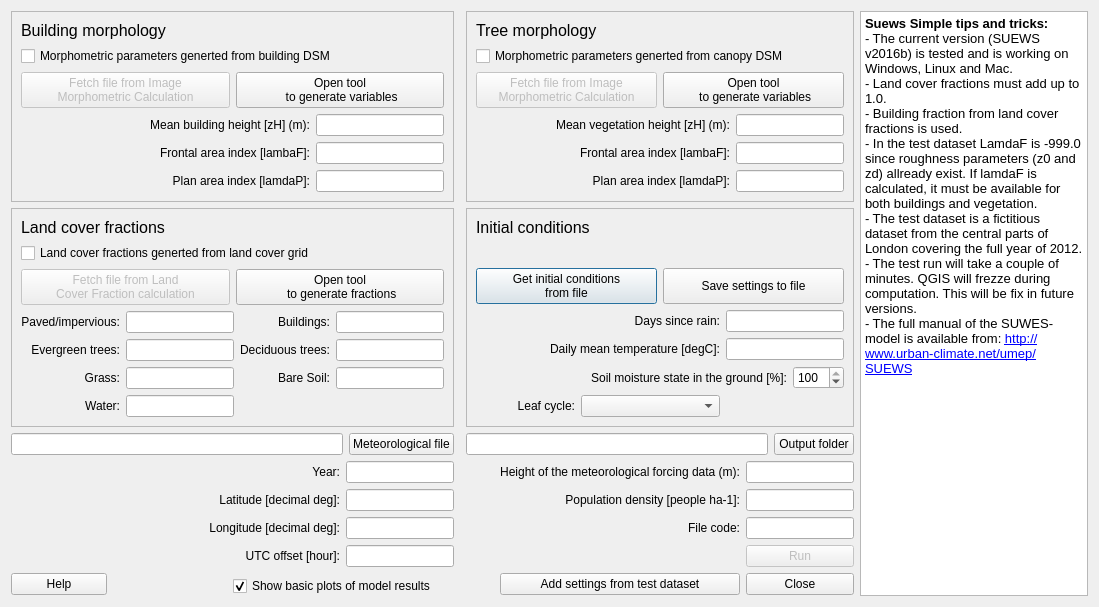
UMEP-dev/UMEP, file SuewsSimple/suews_simple_dialog_base.ui: the form before one commit.
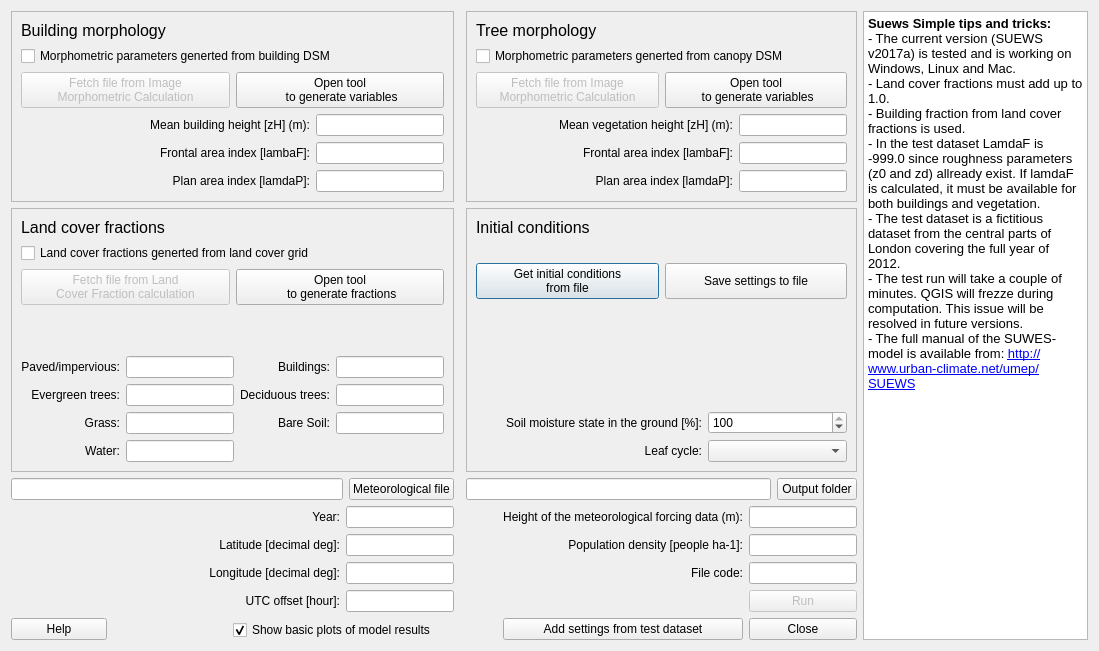
The form after the commit.

Commit message: Version 0.2.11: Major changes to SUEWS-related plugins to prepare for new model version. Bug fixing

```diff
--- a/SuewsSimple/suews_simple_dialog_base.ui
+++ b/SuewsSimple/suews_simple_dialog_base.ui
@@ -7,7 +7,7 @@
     <x>0</x>
     <y>0</y>
     <width>1099</width>
-    <height>607</height>
+    <height>651</height>
    </rect>
   </property>
   <property name="sizePolicy">
@@ -64,12 +64,12 @@
 p, li { white-space: pre-wrap; }
 &lt;/style&gt;&lt;/head&gt;&lt;body style=&quot; font-family:'MS Shell Dlg 2'; font-size:8.25pt; font-weight:400; font-style:normal;&quot;&gt;
 &lt;p style=&quot; margin-top:0px; margin-bottom:0px; margin-left:0px; margin-right:0px; -qt-block-indent:0; text-indent:0px;&quot;&gt;&lt;span style=&quot; font-size:10pt; font-weight:600;&quot;&gt;Suews Simple tips and tricks:&lt;/span&gt;&lt;/p&gt;
-&lt;p style=&quot; margin-top:0px; margin-bottom:0px; margin-left:0px; margin-right:0px; -qt-block-indent:0; text-indent:0px;&quot;&gt;&lt;span style=&quot; font-size:10pt;&quot;&gt;- The current version (SUEWS v2016b) is tested and is working on Windows, Linux and Mac.&lt;/span&gt;&lt;/p&gt;
+&lt;p style=&quot; margin-top:0px; margin-bottom:0px; margin-left:0px; margin-right:0px; -qt-block-indent:0; text-indent:0px;&quot;&gt;&lt;span style=&quot; font-size:10pt;&quot;&gt;- The current version (SUEWS v2017a) is tested and is working on Windows, Linux and Mac.&lt;/span&gt;&lt;/p&gt;
 &lt;p style=&quot; margin-top:0px; margin-bottom:0px; margin-left:0px; margin-right:0px; -qt-block-indent:0; text-indent:0px;&quot;&gt;&lt;span style=&quot; font-size:10pt;&quot;&gt;- Land cover fractions must add up to 1.0. &lt;/span&gt;&lt;/p&gt;
 &lt;p style=&quot; margin-top:0px; margin-bottom:0px; margin-left:0px; margin-right:0px; -qt-block-indent:0; text-indent:0px;&quot;&gt;&lt;span style=&quot; font-size:10pt;&quot;&gt;- Building fraction from land cover fractions is used.&lt;/span&gt;&lt;/p&gt;
 &lt;p style=&quot; margin-top:0px; margin-bottom:0px; margin-left:0px; margin-right:0px; -qt-block-indent:0; text-indent:0px;&quot;&gt;&lt;span style=&quot; font-size:10pt;&quot;&gt;- In the test dataset LamdaF is -999.0 since roughness parameters (z0 and zd) allready exist. If lamdaF is calculated, it must be available for both buildings and vegetation. &lt;/span&gt;&lt;/p&gt;
 &lt;p style=&quot; margin-top:0px; margin-bottom:0px; margin-left:0px; margin-right:0px; -qt-block-indent:0; text-indent:0px;&quot;&gt;&lt;span style=&quot; font-size:10pt;&quot;&gt;- The test dataset is a fictitious dataset from the central parts of London covering the full year of 2012.&lt;/span&gt;&lt;/p&gt;
-&lt;p style=&quot; margin-top:0px; margin-bottom:0px; margin-left:0px; margin-right:0px; -qt-block-indent:0; text-indent:0px;&quot;&gt;&lt;span style=&quot; font-size:10pt;&quot;&gt;- The test run will take a couple of minutes. QGIS will frezze during computation. This will be fix in future versions. &lt;/span&gt;&lt;/p&gt;
+&lt;p style=&quot; margin-top:0px; margin-bottom:0px; margin-left:0px; margin-right:0px; -qt-block-indent:0; text-indent:0px;&quot;&gt;&lt;span style=&quot; font-size:10pt;&quot;&gt;- The test run will take a couple of minutes. QGIS will frezze during computation. This issue will be resolved in future versions. &lt;/span&gt;&lt;/p&gt;
 &lt;p style=&quot; margin-top:0px; margin-bottom:0px; margin-left:0px; margin-right:0px; -qt-block-indent:0; text-indent:0px;&quot;&gt;&lt;span style=&quot; font-size:10pt;&quot;&gt;- The full manual of the SUWES-model is available from: &lt;/span&gt;&lt;a href=&quot;http://www.urban-climate.net/umep/SUEWS&quot;&gt;&lt;span style=&quot; font-size:10pt; text-decoration: underline; color:#0000ff;&quot;&gt;http://www.urban-climate.net/umep/SUEWS&lt;/span&gt;&lt;/a&gt;&lt;/p&gt;&lt;/body&gt;&lt;/html&gt;</string>
      </property>
     </widget>
@@ -99,6 +99,19 @@
       <enum>QFrame::Raised</enum>
      </property>
      <layout class="QGridLayout" name="gridLayout_3">
+      <item row="3" column="0">
+       <spacer name="verticalSpacer">
+        <property name="orientation">
+         <enum>Qt::Vertical</enum>
+        </property>
+        <property name="sizeHint" stdset="0">
+         <size>
+          <width>20</width>
+          <height>40</height>
+         </size>
+        </property>
+       </spacer>
+      </item>
       <item row="1" column="0">
        <widget class="QLabel" name="label_for_size">
         <property name="text">
@@ -106,60 +119,55 @@
         </property>
        </widget>
       </item>
-      <item row="3" column="4" colspan="2">
-       <widget class="QLineEdit" name="DaysSinceRain">
-        <property name="alignment">
-         <set>Qt::AlignCenter</set>
-        </property>
-       </widget>
+      <item row="2" column="0" colspan="6">
+       <layout class="QHBoxLayout" name="horizontalLayout">
+        <item>
+         <widget class="QPushButton" name="pushButtonImportInitial">
+          <property name="enabled">
+           <bool>true</bool>
+          </property>
+          <property name="sizePolicy">
+           <sizepolicy hsizetype="Minimum" vsizetype="Minimum">
+            <horstretch>0</horstretch>
+            <verstretch>0</verstretch>
+           </sizepolicy>
+          </property>
+          <property name="text">
+           <string>Get initial conditions 
+from file</string>
+          </property>
+         </widget>
+        </item>
+        <item>
+         <widget class="QPushButton" name="pushButtonExportInitial">
+          <property name="enabled">
+           <bool>true</bool>
+          </property>
+          <property name="sizePolicy">
+           <sizepolicy hsizetype="Minimum" vsizetype="Minimum">
+            <horstretch>0</horstretch>
+            <verstretch>0</verstretch>
+           </sizepolicy>
+          </property>
+          <property name="text">
+           <string>Save settings to file</string>
+          </property>
+         </widget>
+        </item>
+       </layout>
       </item>
-      <item row="4" column="1" colspan="3">
-       <widget class="QLabel" name="label_17">
+      <item row="0" column="0" colspan="4">
+       <widget class="QLabel" name="label_15">
         <property name="text">
-         <string>Daily mean temperature [degC]:</string>
+         <string>&lt;!DOCTYPE HTML PUBLIC &quot;-//W3C//DTD HTML 4.0//EN&quot; &quot;http://www.w3.org/TR/REC-html40/strict.dtd&quot;&gt;
+&lt;html&gt;&lt;head&gt;&lt;meta name=&quot;qrichtext&quot; content=&quot;1&quot; /&gt;&lt;style type=&quot;text/css&quot;&gt;
+p, li { white-space: pre-wrap; }
+&lt;/style&gt;&lt;/head&gt;&lt;body style=&quot; font-family:'MS Shell Dlg 2'; font-size:8pt; font-weight:400; font-style:normal;&quot;&gt;
+&lt;p style=&quot; margin-top:0px; margin-bottom:0px; margin-left:0px; margin-right:0px; -qt-block-indent:0; text-indent:0px;&quot;&gt;&lt;span style=&quot; font-size:12pt;&quot;&gt;Initial conditions&lt;/span&gt;&lt;/p&gt;&lt;/body&gt;&lt;/html&gt;</string>
         </property>
-        <property name="alignment">
-         <set>Qt::AlignRight|Qt::AlignTrailing|Qt::AlignVCenter</set>
-        </property>
-        <property name="buddy">
-         <cstring></cstring>
-        </property>
        </widget>
       </item>
-      <item row="4" column="4" colspan="2">
-       <widget class="QLineEdit" name="DailyMeanT">
-        <property name="alignment">
-         <set>Qt::AlignCenter</set>
-        </property>
-       </widget>
-      </item>
-      <item row="5" column="2" colspan="3">
-       <widget class="QLabel" name="label_22">
-        <property name="text">
-         <string>Soil moisture state in the ground [%]:</string>
-        </property>
-        <property name="alignment">
-         <set>Qt::AlignRight|Qt::AlignTrailing|Qt::AlignVCenter</set>
-        </property>
-        <property name="buddy">
-         <cstring></cstring>
-        </property>
-       </widget>
-      </item>
-      <item row="5" column="5">
-       <widget class="QSpinBox" name="spinBoxSoilMoisture">
-        <property name="maximum">
-         <number>100</number>
-        </property>
-        <property name="singleStep">
-         <number>5</number>
-        </property>
-        <property name="value">
-         <number>100</number>
-        </property>
-       </widget>
-      </item>
-      <item row="6" column="1">
+      <item row="6" column="2" colspan="3">
        <widget class="QLabel" name="label_16">
         <property name="text">
          <string>Leaf cycle:</string>
@@ -169,7 +177,7 @@
         </property>
        </widget>
       </item>
-      <item row="6" column="2" colspan="2">
+      <item row="6" column="5">
        <widget class="QComboBox" name="comboBoxLeafCycle">
         <property name="enabled">
          <bool>true</bool>
@@ -224,47 +232,10 @@
         </item>
        </widget>
       </item>
-      <item row="2" column="0" colspan="6">
-       <layout class="QHBoxLayout" name="horizontalLayout">
-        <item>
-         <widget class="QPushButton" name="pushButtonImportInitial">
-          <property name="enabled">
-           <bool>true</bool>
-          </property>
-          <property name="sizePolicy">
-           <sizepolicy hsizetype="Minimum" vsizetype="Minimum">
-            <horstretch>0</horstretch>
-            <verstretch>0</verstretch>
-           </sizepolicy>
-          </property>
-          <property name="text">
-           <string>Get initial conditions 
-from file</string>
-          </property>
-         </widget>
-        </item>
-        <item>
-         <widget class="QPushButton" name="pushButtonExportInitial">
-          <property name="enabled">
-           <bool>true</bool>
-          </property>
-          <property name="sizePolicy">
-           <sizepolicy hsizetype="Minimum" vsizetype="Minimum">
-            <horstretch>0</horstretch>
-            <verstretch>0</verstretch>
-           </sizepolicy>
-          </property>
-          <property name="text">
-           <string>Save settings to file</string>
-          </property>
-         </widget>
-        </item>
-       </layout>
-      </item>
-      <item row="3" column="1" colspan="3">
-       <widget class="QLabel" name="label_18">
+      <item row="4" column="1" colspan="4">
+       <widget class="QLabel" name="label_22">
         <property name="text">
-         <string>Days since rain:</string>
+         <string>Soil moisture state in the ground [%]:</string>
         </property>
         <property name="alignment">
          <set>Qt::AlignRight|Qt::AlignTrailing|Qt::AlignVCenter</set>
@@ -274,14 +245,16 @@
         </property>
        </widget>
       </item>
-      <item row="0" column="0" colspan="4">
-       <widget class="QLabel" name="label_15">
-        <property name="text">
-         <string>&lt;!DOCTYPE HTML PUBLIC &quot;-//W3C//DTD HTML 4.0//EN&quot; &quot;http://www.w3.org/TR/REC-html40/strict.dtd&quot;&gt;
-&lt;html&gt;&lt;head&gt;&lt;meta name=&quot;qrichtext&quot; content=&quot;1&quot; /&gt;&lt;style type=&quot;text/css&quot;&gt;
-p, li { white-space: pre-wrap; }
-&lt;/style&gt;&lt;/head&gt;&lt;body style=&quot; font-family:'MS Shell Dlg 2'; font-size:8pt; font-weight:400; font-style:normal;&quot;&gt;
-&lt;p style=&quot; margin-top:0px; margin-bottom:0px; margin-left:0px; margin-right:0px; -qt-block-indent:0; text-indent:0px;&quot;&gt;&lt;span style=&quot; font-size:12pt;&quot;&gt;Initial conditions&lt;/span&gt;&lt;/p&gt;&lt;/body&gt;&lt;/html&gt;</string>
+      <item row="4" column="5">
+       <widget class="QSpinBox" name="spinBoxSoilMoisture">
+        <property name="maximum">
+         <number>100</number>
+        </property>
+        <property name="singleStep">
+         <number>5</number>
+        </property>
+        <property name="value">
+         <number>100</number>
         </property>
        </widget>
       </item>
@@ -383,20 +356,6 @@
           </property>
          </widget>
         </item>
-        <item row="0" column="2">
-         <widget class="QLineEdit" name="lineEdit_faiBuild">
-          <property name="alignment">
-           <set>Qt::AlignCenter</set>
-          </property>
-         </widget>
-        </item>
-        <item row="1" column="2">
-         <widget class="QLineEdit" name="lineEdit_zHBuild">
-          <property name="alignment">
-           <set>Qt::AlignCenter</set>
-          </property>
-         </widget>
-        </item>
         <item row="1" column="1">
          <widget class="QLabel" name="label_2">
           <property name="text">
@@ -410,7 +369,7 @@
           </property>
          </widget>
         </item>
-        <item row="2" column="2">
+        <item row="2" column="3">
          <widget class="QLineEdit" name="lineEdit_paiBuild">
           <property name="alignment">
            <set>Qt::AlignCenter</set>
@@ -443,6 +402,20 @@
           </property>
          </spacer>
         </item>
+        <item row="1" column="3">
+         <widget class="QLineEdit" name="lineEdit_faiBuild">
+          <property name="alignment">
+           <set>Qt::AlignCenter</set>
+          </property>
+         </widget>
+        </item>
+        <item row="0" column="3">
+         <widget class="QLineEdit" name="lineEdit_zHBuild">
+          <property name="alignment">
+           <set>Qt::AlignCenter</set>
+          </property>
+         </widget>
+        </item>
        </layout>
       </item>
      </layout>
@@ -945,7 +918,7 @@
         </item>
        </layout>
       </item>
-      <item row="5" column="2">
+      <item row="6" column="2">
        <widget class="QLabel" name="label_6">
         <property name="text">
          <string>Deciduous trees:</string>
@@ -958,7 +931,7 @@
         </property>
        </widget>
       </item>
-      <item row="6" column="3">
+      <item row="7" column="3">
        <widget class="QLineEdit" name="pai_baresoil">
         <property name="text">
          <string/>
@@ -968,7 +941,7 @@
         </property>
        </widget>
       </item>
-      <item row="4" column="2">
+      <item row="5" column="2">
        <widget class="QLabel" name="label_4">
         <property name="text">
          <string>Buildings:</string>
@@ -981,7 +954,7 @@
         </property>
        </widget>
       </item>
-      <item row="5" column="1">
+      <item row="6" column="1">
        <widget class="QLineEdit" name="pai_evergreen">
         <property name="text">
          <string/>
@@ -991,7 +964,7 @@
         </property>
        </widget>
       </item>
-      <item row="5" column="3">
+      <item row="6" column="3">
        <widget class="QLineEdit" name="pai_decid">
         <property name="text">
          <string/>
@@ -1001,7 +974,7 @@
         </property>
        </widget>
       </item>
-      <item row="4" column="3">
+      <item row="5" column="3">
        <widget class="QLineEdit" name="pai_build">
         <property name="text">
          <string/>
@@ -1022,7 +995,7 @@
         </property>
        </widget>
       </item>
-      <item row="6" column="0">
+      <item row="7" column="0">
        <widget class="QLabel" name="label_7">
         <property name="text">
          <string>Grass:</string>
@@ -1035,17 +1008,17 @@
         </property>
        </widget>
       </item>
-      <item row="6" column="1">
-       <widget class="QLineEdit" name="pai_grass">
-        <property name="text">
-         <string/>
-        </property>
-        <property name="alignment">
-         <set>Qt::AlignCenter</set>
-        </property>
-       </widget>
-      </item>
       <item row="7" column="1">
+       <widget class="QLineEdit" name="pai_grass">
+        <property name="text">
+         <string/>
+        </property>
+        <property name="alignment">
+         <set>Qt::AlignCenter</set>
+        </property>
+       </widget>
+      </item>
+      <item row="8" column="1">
        <widget class="QLineEdit" name="pai_water">
         <property name="text">
          <string/>
@@ -1062,7 +1035,7 @@
         </property>
        </widget>
       </item>
-      <item row="4" column="0">
+      <item row="5" column="0">
        <widget class="QLabel" name="label_3">
         <property name="text">
          <string>Paved/impervious:</string>
@@ -1075,7 +1048,7 @@
         </property>
        </widget>
       </item>
-      <item row="5" column="0">
+      <item row="6" column="0">
        <widget class="QLabel" name="label_5">
         <property name="text">
          <string>Evergreen trees:</string>
@@ -1088,7 +1061,7 @@
         </property>
        </widget>
       </item>
-      <item row="4" column="1">
+      <item row="5" column="1">
        <widget class="QLineEdit" name="pai_paved">
         <property name="text">
          <string/>
@@ -1098,7 +1071,7 @@
         </property>
        </widget>
       </item>
-      <item row="6" column="2">
+      <item row="7" column="2">
        <widget class="QLabel" name="label_8">
         <property name="text">
          <string>Bare Soil:</string>
@@ -1111,7 +1084,7 @@
         </property>
        </widget>
       </item>
-      <item row="7" column="0">
+      <item row="8" column="0">
        <widget class="QLabel" name="label_9">
         <property name="text">
          <string>Water:</string>
@@ -1124,6 +1097,19 @@
         </property>
        </widget>
       </item>
+      <item row="3" column="0">
+       <spacer name="verticalSpacer_2">
+        <property name="orientation">
+         <enum>Qt::Vertical</enum>
+        </property>
+        <property name="sizeHint" stdset="0">
+         <size>
+          <width>20</width>
+          <height>40</height>
+         </size>
+        </property>
+       </spacer>
+      </item>
      </layout>
     </widget>
    </item>
```
The commit also changes 92 other files.
